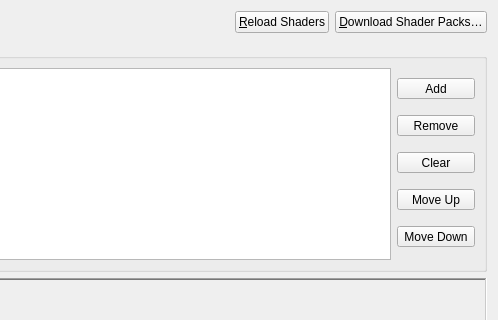
This is src/duckstation-qt/postprocessingchainconfigwidget.ui in ilyalissoboi/goosestation as Qt 5 draws it before an edit; both pictures show x 185 to 683 and y 0 to 320 of the 683 by 514 pixel window. The edited form follows.
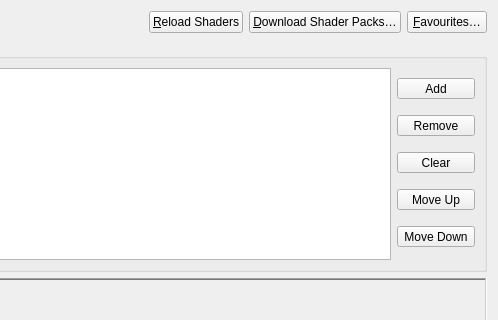
This is the edited form. Icons and pictures are not drawn.

Commit message:
Qt: post-processing favourites: save, apply, rename, reorder and delete
- A Favourites… button on the post-processing settings' Display tab opens a dialog of the saved display chains,
  each with its shaders (or the ones not installed here, greyed): Apply, Save Current…, Rename…, Move Up, Move Down
  and Delete. Applying over stages, replacing a favourite of the same name and deleting ask first.
- In a game's settings window it saves the chain the game runs (its own, or the global one), and applying gives
  the game its own display chain.

Patch:
```diff
--- a/src/duckstation-qt/postprocessingchainconfigwidget.ui
+++ b/src/duckstation-qt/postprocessingchainconfigwidget.ui
@@ -53,6 +53,16 @@
        </property>
       </widget>
      </item>
+     <item>
+      <widget class="QPushButton" name="favourites">
+       <property name="text">
+        <string>&amp;Favourites…</string>
+       </property>
+       <property name="icon">
+        <iconset theme="sparkle-fill"/>
+       </property>
+      </widget>
+     </item>
     </layout>
    </item>
    <item>
```
The commit also changes 6 other files.
